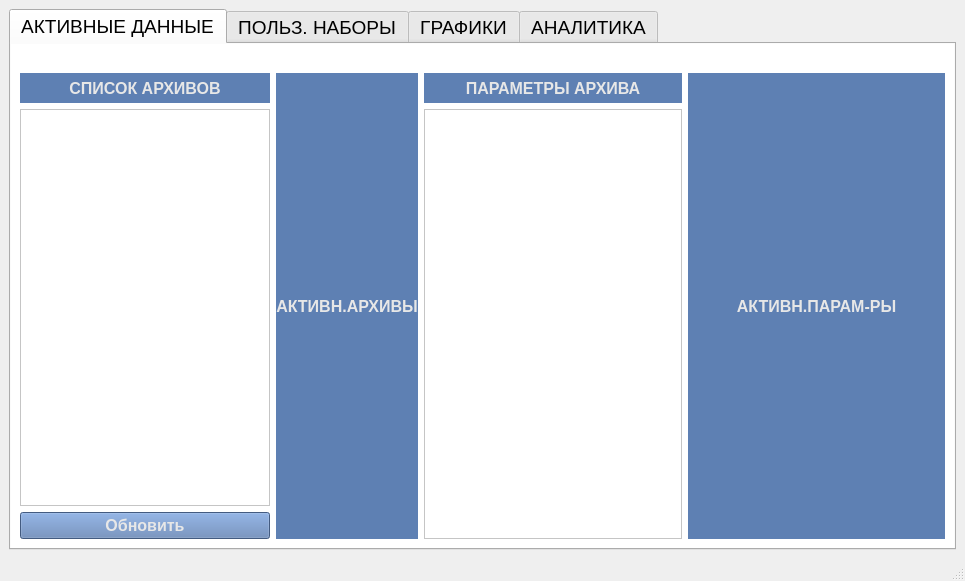
Above: interface.ui from victokryl2/ARCHIVES_VIEWER before the change. Below: the same form after it.
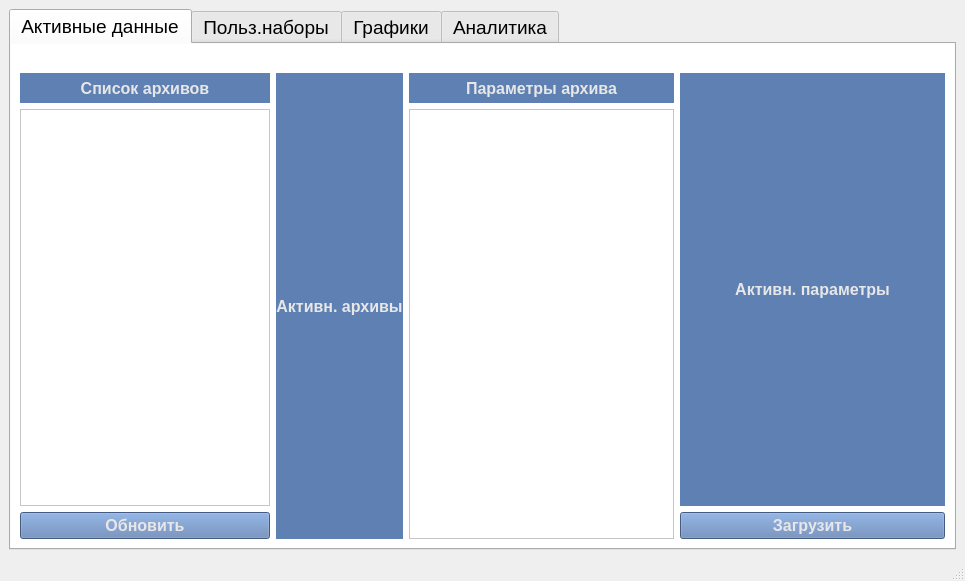
That is the form after the change.

Commit message: сделал кнопку Загрузить

```diff
--- a/interface.ui
+++ b/interface.ui
@@ -27,7 +27,7 @@
       </property>
       <widget class="QWidget" name="tab">
        <attribute name="title">
-        <string>АКТИВНЫЕ ДАННЫЕ</string>
+        <string>Активные данные</string>
        </attribute>
        <layout class="QVBoxLayout" name="verticalLayout">
         <property name="spacing">
@@ -104,7 +104,7 @@
 color: rgb(231, 231, 231);</string>
                </property>
                <property name="text">
-                <string>СПИСОК АРХИВОВ</string>
+                <string>Список архивов</string>
                </property>
                <property name="alignment">
                 <set>Qt::AlignCenter</set>
@@ -216,7 +216,7 @@
 color: rgb(231, 231, 231);</string>
                </property>
                <property name="text">
-                <string>АКТИВН.АРХИВЫ</string>
+                <string>Активн. архивы</string>
                </property>
                <property name="alignment">
                 <set>Qt::AlignCenter</set>
@@ -253,7 +253,7 @@
 color: rgb(231, 231, 231);</string>
                </property>
                <property name="text">
-                <string>ПАРАМЕТРЫ АРХИВА</string>
+                <string>Параметры архива</string>
                </property>
                <property name="alignment">
                 <set>Qt::AlignCenter</set>
@@ -270,7 +270,7 @@
                  <rect>
                   <x>0</x>
                   <y>0</y>
-                  <width>249</width>
+                  <width>255</width>
                   <height>408</height>
                  </rect>
                 </property>
@@ -312,13 +312,31 @@
 color: rgb(231, 231, 231);</string>
                </property>
                <property name="text">
-                <string>АКТИВН.ПАРАМ-РЫ</string>
+                <string>Активн. параметры</string>
                </property>
                <property name="alignment">
                 <set>Qt::AlignCenter</set>
                </property>
               </widget>
              </item>
+             <item>
+              <widget class="QPushButton" name="pushButton_2">
+               <property name="font">
+                <font>
+                 <pointsize>12</pointsize>
+                 <weight>75</weight>
+                 <bold>true</bold>
+                </font>
+               </property>
+               <property name="styleSheet">
+                <string notr="true">background-color: rgb(94, 128, 179);
+color: rgb(231, 231, 231);</string>
+               </property>
+               <property name="text">
+                <string>Загрузить</string>
+               </property>
+              </widget>
+             </item>
             </layout>
            </item>
           </layout>
@@ -328,12 +346,12 @@
       </widget>
       <widget class="QWidget" name="tab_2">
        <attribute name="title">
-        <string>ПОЛЬЗ. НАБОРЫ</string>
+        <string>Польз.наборы</string>
        </attribute>
       </widget>
       <widget class="QWidget" name="tab_3">
        <attribute name="title">
-        <string>ГРАФИКИ</string>
+        <string>Графики</string>
        </attribute>
        <layout class="QVBoxLayout" name="verticalLayout_9">
         <property name="spacing">
@@ -426,7 +444,7 @@
       </widget>
       <widget class="QWidget" name="tab_4">
        <attribute name="title">
-        <string>АНАЛИТИКА</string>
+        <string>Аналитика</string>
        </attribute>
       </widget>
      </widget>
```
The commit also changes 6 other files.
